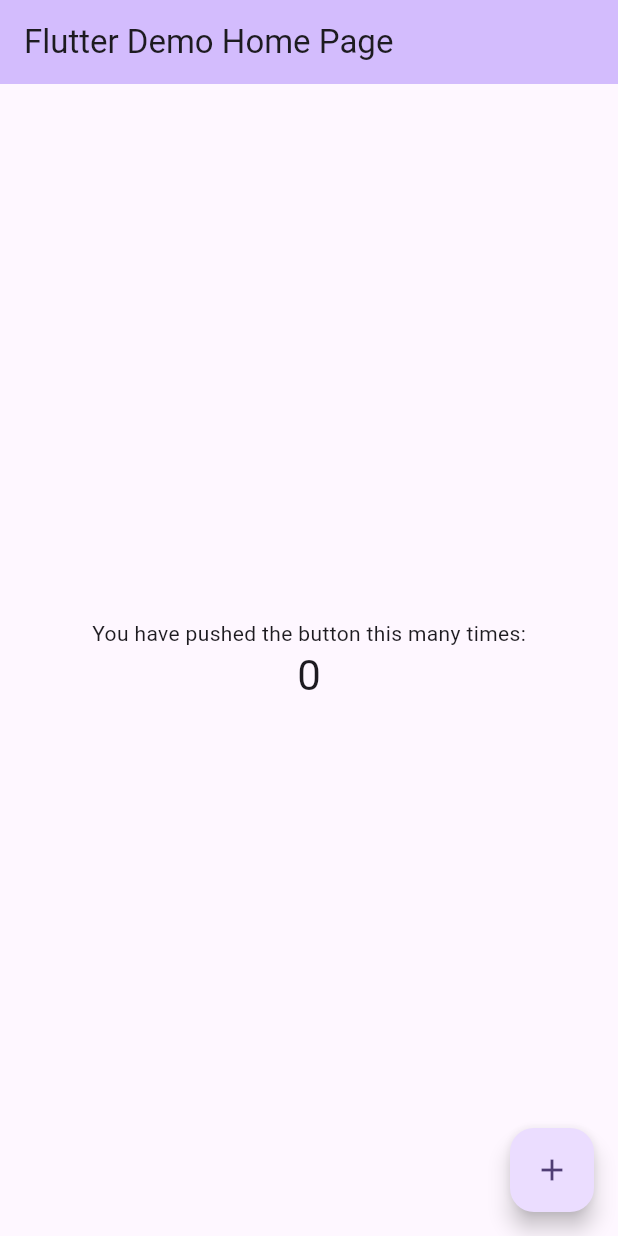
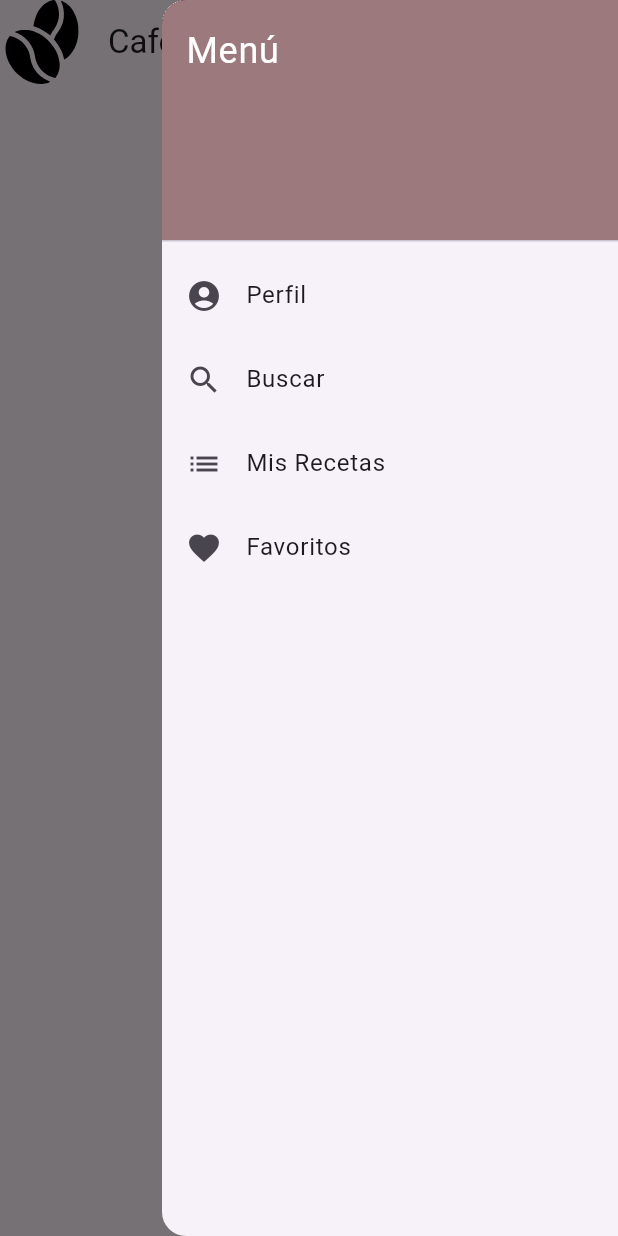
Before and after one commit to FrancoToro/CafeMixes, a Flutter app: the screen it shows after launch, with the side drawer open (before the commit the screen has no drawer), on a phone screen of 412 x 824 dp. Run offline on Flutter 3.47's test engine with Material 3 defaults, Android fonts, the phone set to English and light mode, and no system bars; our stand-ins replace flutter_svg.

```diff
--- a/lib/main.dart
+++ b/lib/main.dart
@@ -1,72 +1,102 @@
 import 'package:flutter/material.dart';
+import 'package:flutter_svg/flutter_svg.dart';
 
 void main() {
-  runApp(const MyApp());
+  runApp(MyApp());
 }
 
 class MyApp extends StatelessWidget {
-  const MyApp({super.key});
-
   @override
   Widget build(BuildContext context) {
     return MaterialApp(
-      title: 'Flutter Demo',
-      theme: ThemeData(
-        colorScheme: ColorScheme.fromSeed(seedColor: Colors.deepPurple),
-        useMaterial3: true,
-      ),
-      home: const MyHomePage(title: 'Flutter Demo Home Page'),
+      home: MyHomePage(),
     );
   }
 }
 
 class MyHomePage extends StatefulWidget {
-  const MyHomePage({super.key, required this.title});
-  final String title;
-
   @override
-  State<MyHomePage> createState() => _MyHomePageState();
+  _MyHomePageState createState() => _MyHomePageState();
 }
 
 class _MyHomePageState extends State<MyHomePage> {
-  int _counter = 0;
-
-  void _incrementCounter() {
-    setState(() {
-      _counter++;
-    });
-  }
+  final GlobalKey<ScaffoldState> _scaffoldKey = GlobalKey<ScaffoldState>();
 
   @override
   Widget build(BuildContext context) {
+    return Scaffold(
+      key: _scaffoldKey,
+      appBar: AppBar(
+         leading: SvgPicture.asset(
+                  'assets/icons/cafe.svg',
+                  width: 100,
+                  height: 100,
+                  ),
+        title: Text("Cafe Mixes"),
+        actions: [
+          IconButton(
+            icon: Icon(Icons.menu),
+            onPressed: () {
+              _scaffoldKey.currentState?.openEndDrawer();
+            },
+          ),
+        ],
+      ),
+      endDrawer: Drawer(
+        child: ListView(
+          padding: EdgeInsets.zero,
+          children: <Widget>[
+            DrawerHeader(
+              decoration: BoxDecoration(
+                color: const Color.fromARGB(128, 64, 0,0),
+              ),
+              child: Text(
+                'Menú',
+                style: TextStyle(
+                  color: Colors.white,
+                  fontSize: 24,
+                ),
+              ),
+            ),
+            ListTile(
+              leading: Icon(Icons.account_circle),
+              title: Text('Perfil'),
+              onTap: () {
 
-    return Scaffold(
-      appBar: AppBar(
+              },
+            ),
+            ListTile(
+              leading: Icon(Icons.search),
+              title: Text('Buscar'),
+              onTap: () {
 
-        backgroundColor: Theme.of(context).colorScheme.inversePrimary,
+              },
+            ),
+            ListTile(
+              leading: Icon(Icons.list),
+              title: Text('Mis Recetas'),
+              onTap: () {
 
-        title: Text(widget.title),
-      ),
-      body: Center(
+              },
+            ),
+            ListTile(
+              leading: Icon(Icons.favorite),
+              title: Text('Favoritos'),
+              onTap: () {
 
-        child: Column(
-
-          mainAxisAlignment: MainAxisAlignment.center,
-          children: <Widget>[
-            const Text(
-              'You have pushed the button this many times:',
-            ),
-            Text(
-              '$_counter',
-              style: Theme.of(context).textTheme.headlineMedium,
-            ),
+              },
+            )
           ],
         ),
       ),
-      floatingActionButton: FloatingActionButton(
-        onPressed: _incrementCounter,
-        tooltip: 'Increment',
-        child: const Icon(Icons.add),
+      body: Center(
+          child: Card(
+          elevation: 5, // Elevación de la sombra
+          shape: RoundedRectangleBorder(
+            borderRadius: BorderRadius.circular(15), // Bordes redondeados
+          ),
+        ),
+
       ),
     );
   }
--- a/pubspec.yaml
+++ b/pubspec.yaml
@@ -12,6 +12,7 @@ dependencies:
   flutter:
     sdk: flutter
   cupertino_icons: ^1.0.8
+  flutter_svg: ^2.0.10+1
 
 dev_dependencies:
   flutter_test:
```
Also changed, not shown: pubspec.lock, 1 other file.
